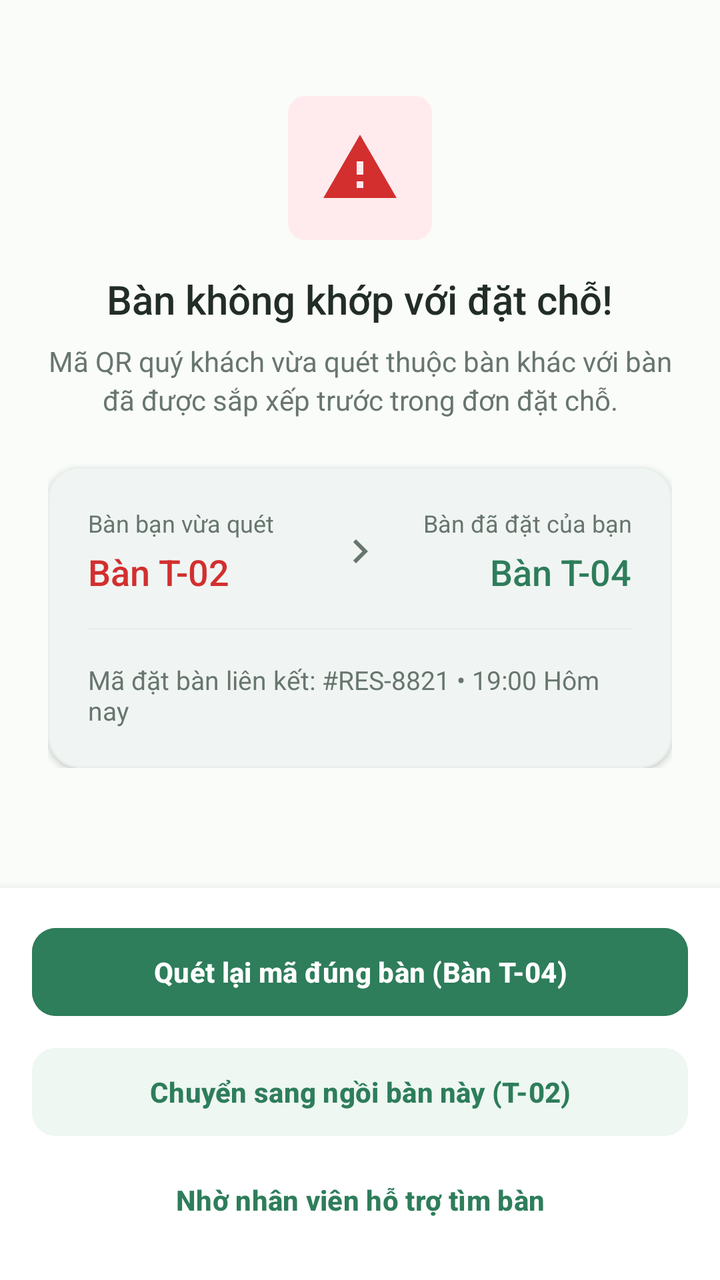
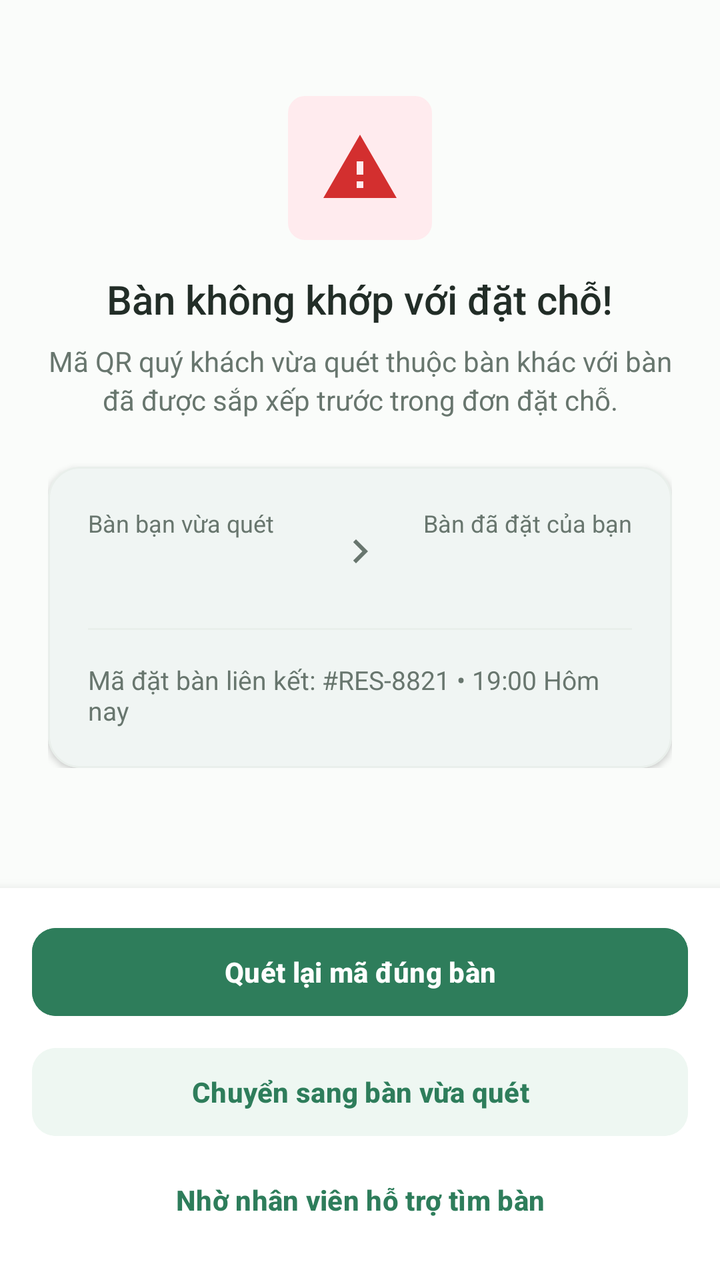

Screens rendered from an Android XML layout before and after an edit, with the pre-edit source and the edit as a unified diff.
<!-- AndroidManifest.xml: application theme Theme.VietTable -->
<!-- res/layout/fragment_res_mismatch.xml -->
<?xml version="1.0" encoding="utf-8"?>
<androidx.coordinatorlayout.widget.CoordinatorLayout xmlns:android="http://schemas.android.com/apk/res/android"
    xmlns:app="http://schemas.android.com/apk/res-auto"
    android:layout_width="match_parent"
    android:layout_height="match_parent"
    android:background="@color/colorBackground">

    <androidx.core.widget.NestedScrollView
        android:layout_width="match_parent"
        android:layout_height="match_parent"
        android:paddingBottom="96dp">

        <LinearLayout
            android:layout_width="match_parent"
            android:layout_height="wrap_content"
            android:gravity="center_horizontal"
            android:orientation="vertical"
            android:padding="24dp"
            android:tag="safe_top">

            <ImageView
                android:layout_width="72dp"
                android:layout_height="72dp"
                android:layout_marginTop="24dp"
                android:background="@drawable/bg_badge"
                android:backgroundTint="#FFEBEE"
                android:padding="16dp"
                android:src="@drawable/ic_warning"
                app:tint="@color/colorError" />

            <TextView
                android:layout_width="wrap_content"
                android:layout_height="wrap_content"
                android:layout_marginTop="16dp"
                android:fontFamily="sans-serif-medium"
                android:text="Bàn không khớp với đặt chỗ!"
                android:textColor="@color/colorTextPrimary"
                android:textSize="20sp" />

            <TextView
                android:layout_width="wrap_content"
                android:layout_height="wrap_content"
                android:layout_marginTop="8dp"
                android:gravity="center"
                android:lineSpacingExtra="3dp"
                android:text="Mã QR quý khách vừa quét thuộc bàn khác với bàn đã được sắp xếp trước trong đơn đặt chỗ."
                android:textColor="@color/colorTextSecondary"
                android:textSize="14sp" />

            
            <com.google.android.material.card.MaterialCardView
                android:layout_width="match_parent"
                android:layout_height="wrap_content"
                android:layout_marginTop="24dp"
                app:cardBackgroundColor="@color/colorSurface"
                app:cardCornerRadius="16dp"
                app:cardElevation="2dp"
                app:strokeColor="@color/colorDivider"
                app:strokeWidth="1dp">

                <LinearLayout
                    android:layout_width="match_parent"
                    android:layout_height="wrap_content"
                    android:orientation="vertical"
                    android:padding="20dp">

                    <LinearLayout
                        android:layout_width="match_parent"
                        android:layout_height="wrap_content"
                        android:orientation="horizontal">

                        <LinearLayout
                            android:layout_width="0dp"
                            android:layout_height="wrap_content"
                            android:layout_weight="1"
                            android:orientation="vertical">

                            <TextView
                                android:layout_width="wrap_content"
                                android:layout_height="wrap_content"
                                android:text="Bàn bạn vừa quét"
                                android:textColor="@color/colorTextSecondary"
                                android:textSize="12sp" />

                            <TextView
                                android:id="@+id/tvScannedTable"
                                android:layout_width="wrap_content"
                                android:layout_height="wrap_content"
                                android:layout_marginTop="4dp"
                                android:fontFamily="sans-serif-medium"
                                android:text="Bàn T-02"
                                android:textColor="@color/colorError"
                                android:textSize="18sp" />
                        </LinearLayout>

                        <ImageView
                            android:layout_width="24dp"
                            android:layout_height="24dp"
                            android:layout_gravity="center"
                            android:src="@drawable/ic_arrow_forward"
                            app:tint="@color/colorTextSecondary" />

                        <LinearLayout
                            android:layout_width="0dp"
                            android:layout_height="wrap_content"
                            android:layout_weight="1"
                            android:gravity="end"
                            android:orientation="vertical">

                            <TextView
                                android:layout_width="wrap_content"
                                android:layout_height="wrap_content"
                                android:text="Bàn đã đặt của bạn"
                                android:textColor="@color/colorTextSecondary"
                                android:textSize="12sp" />

                            <TextView
                                android:id="@+id/tvReservedTable"
                                android:layout_width="wrap_content"
                                android:layout_height="wrap_content"
                                android:layout_marginTop="4dp"
                                android:fontFamily="sans-serif-medium"
                                android:text="Bàn T-04"
                                android:textColor="@color/colorPrimary"
                                android:textSize="18sp" />
                        </LinearLayout>
                    </LinearLayout>

                    <View
                        android:layout_width="match_parent"
                        android:layout_height="1dp"
                        android:layout_marginVertical="16dp"
                        android:background="@color/colorDivider" />

                    <TextView
                        android:layout_width="wrap_content"
                        android:layout_height="wrap_content"
                        android:text="Mã đặt bàn liên kết: #RES-8821 • 19:00 Hôm nay"
                        android:textColor="@color/colorTextSecondary"
                        android:textSize="13sp" />
                </LinearLayout>
            </com.google.android.material.card.MaterialCardView>

        </LinearLayout>
    </androidx.core.widget.NestedScrollView>

    
    <LinearLayout
        android:layout_width="match_parent"
        android:layout_height="wrap_content"
        android:layout_gravity="bottom"
        android:tag="safe_bottom"
        android:background="@color/colorSurface"
        android:elevation="8dp"
        android:orientation="vertical"
        android:padding="16dp">

        <com.google.android.material.button.MaterialButton
            android:id="@+id/btnRescan"
            style="@style/Widget.VietTable.Button.Primary"
            android:layout_width="match_parent"
            android:layout_height="wrap_content"
            android:text="Quét lại mã đúng bàn (Bàn T-04)" />

        <com.google.android.material.button.MaterialButton
            android:id="@+id/btnSwitchToCurrentTable"
            style="@style/Widget.VietTable.Button.Secondary"
            android:layout_width="match_parent"
            android:layout_height="wrap_content"
            android:layout_marginTop="8dp"
            android:text="Chuyển sang ngồi bàn này (T-02)" />

        <com.google.android.material.button.MaterialButton
            android:id="@+id/btnAskStaff"
            style="@style/Widget.VietTable.Button.Text"
            android:layout_width="match_parent"
            android:layout_height="wrap_content"
            android:layout_marginTop="4dp"
            android:text="Nhờ nhân viên hỗ trợ tìm bàn" />
    </LinearLayout>

</androidx.coordinatorlayout.widget.CoordinatorLayout>
<!-- resources referenced by this layout -->
<resources>
  <color name="colorBackground">#FAFCFA</color>
  <color name="colorDivider">#E9EFEB</color>
  <color name="colorError">#D32F2F</color>
  <color name="colorPrimary">#2E7D5B</color>
  <color name="colorSurface">#FFFFFF</color>
  <color name="colorTextPrimary">#222D27</color>
  <color name="colorTextSecondary">#68766E</color>
  <color name="surface">#FFFFFF</color>
  <color name="divider">#E9EFEB</color>
  <color name="semantic_warning">#ED6C02</color>
  <dimen name="btn_height_primary">52dp</dimen>
  <dimen name="radius_medium">12dp</dimen>
  <color name="primary">#2E7D5B</color>
  <style name="Base.Theme.VietTable" parent="Theme.Material3.Light.NoActionBar">
          
          <item name="colorPrimary">@color/primary</item>
          <item name="colorPrimaryDark">@color/primary_dark</item>
          <item name="colorOnPrimary">@color/on_primary</item>
          <item name="colorPrimaryContainer">@color/primary_container</item>
          <item name="colorOnPrimaryContainer">@color/on_primary_container</item>
  
          <item name="colorSecondary">@color/accent_gold</item>
          <item name="colorOnSecondary">@color/white</item>
          <item name="colorSecondaryContainer">@color/accent_gold_container</item>
          <item name="colorOnSecondaryContainer">@color/accent_gold_dark</item>
  
          <item name="android:colorBackground">@color/bg_cream</item>
          <item name="colorSurface">@color/surface</item>
          <item name="colorOnSurface">@color/text_primary</item>
          <item name="colorSurfaceVariant">@color/surface_variant</item>
  
          <item name="colorError">@color/semantic_error</item>
          <item name="colorOnError">@color/white</item>
  
          
          <item name="android:statusBarColor">@android:color/transparent</item>
          <item name="android:windowLightStatusBar">true</item>
          <item name="android:navigationBarColor">@android:color/transparent</item>
          <item name="android:windowLightNavigationBar">true</item>
  
          
          <item name="colorAccent">@color/primary</item>
          <item name="alertDialogTheme">@style/ThemeOverlay.VietTable.Dialog.Alert</item>
          <item name="materialAlertDialogTheme">@style/ThemeOverlay.VietTable.MaterialAlertDialog</item>
          <item name="buttonBarPositiveButtonStyle">@style/Widget.VietTable.Dialog.Button.Positive</item>
          <item name="buttonBarNegativeButtonStyle">@style/Widget.VietTable.Dialog.Button.Negative</item>
          <item name="buttonBarNeutralButtonStyle">@style/Widget.VietTable.Dialog.Button.Neutral</item>
          <item name="materialButtonStyle">@style/Widget.VietTable.Button.Primary</item>
          <item name="materialButtonOutlinedStyle">@style/Widget.VietTable.Button.Outlined</item>
          <item name="borderlessButtonStyle">@style/Widget.VietTable.Button.Text</item>
          <item name="materialCardViewStyle">@style/Widget.VietTable.Card</item>
          <item name="textInputStyle">@style/Widget.VietTable.TextInputLayout</item>
          <item name="toolbarStyle">@style/Widget.VietTable.Toolbar</item>
          <item name="bottomNavigationStyle">@style/Widget.VietTable.BottomNavigationView</item>
      </style>
  <dimen name="text_button">14sp</dimen>
  <color name="primary_dark">#24654A</color>
  <color name="on_primary">#FFFFFF</color>
  <color name="primary_container">#EEF7F2</color>
  <color name="on_primary_container">#1B4E38</color>
  <color name="accent_gold">#CCA862</color>
  <color name="white">#FFFFFFFF</color>
  <color name="accent_gold_container">#FAF5EB</color>
  <color name="accent_gold_dark">#9E7D33</color>
  <color name="bg_cream">#FAFCFA</color>
  <color name="text_primary">#222D27</color>
  <color name="surface_variant">#F3F7F5</color>
  <color name="semantic_error">#D32F2F</color>
  <color name="text_secondary">#68766E</color>
  <color name="transparent">#00000000</color>
  <dimen name="radius_large">16dp</dimen>
  <dimen name="card_elevation">1.5dp</dimen>
  <dimen name="card_stroke_width">1dp</dimen>
  <!-- unchanged entries left out for length: 22 -->
</resources>

<!-- the commit's change to res/layout/fragment_res_mismatch.xml (unified diff, before → after) -->
@@ -88,7 +88,7 @@
                                 android:layout_height="wrap_content"
                                 android:layout_marginTop="4dp"
                                 android:fontFamily="sans-serif-medium"
-                                android:text="Bàn T-02"
+                                android:text=""
                                 android:textColor="@color/colorError"
                                 android:textSize="18sp" />
                         </LinearLayout>
@@ -120,7 +120,7 @@
                                 android:layout_height="wrap_content"
                                 android:layout_marginTop="4dp"
                                 android:fontFamily="sans-serif-medium"
-                                android:text="Bàn T-04"
+                                android:text=""
                                 android:textColor="@color/colorPrimary"
                                 android:textSize="18sp" />
                         </LinearLayout>
@@ -160,7 +160,7 @@
             style="@style/Widget.VietTable.Button.Primary"
             android:layout_width="match_parent"
             android:layout_height="wrap_content"
-            android:text="Quét lại mã đúng bàn (Bàn T-04)" />
+            android:text="Quét lại mã đúng bàn" />
 
         <com.google.android.material.button.MaterialButton
             android:id="@+id/btnSwitchToCurrentTable"
@@ -168,7 +168,7 @@
             android:layout_width="match_parent"
             android:layout_height="wrap_content"
             android:layout_marginTop="8dp"
-            android:text="Chuyển sang ngồi bàn này (T-02)" />
+            android:text="Chuyển sang bàn vừa quét" />
 
         <com.google.android.material.button.MaterialButton
             android:id="@+id/btnAskStaff"
<!-- resource entries referenced after the edit -->
@@ -38,7 +38,6 @@
           <item name="android:statusBarColor">@android:color/transparent</item>
           <item name="android:windowLightStatusBar">true</item>
           <item name="android:navigationBarColor">@android:color/transparent</item>
-          <item name="android:windowLightNavigationBar">true</item>
   
           
           <item name="colorAccent">@color/primary</item>
